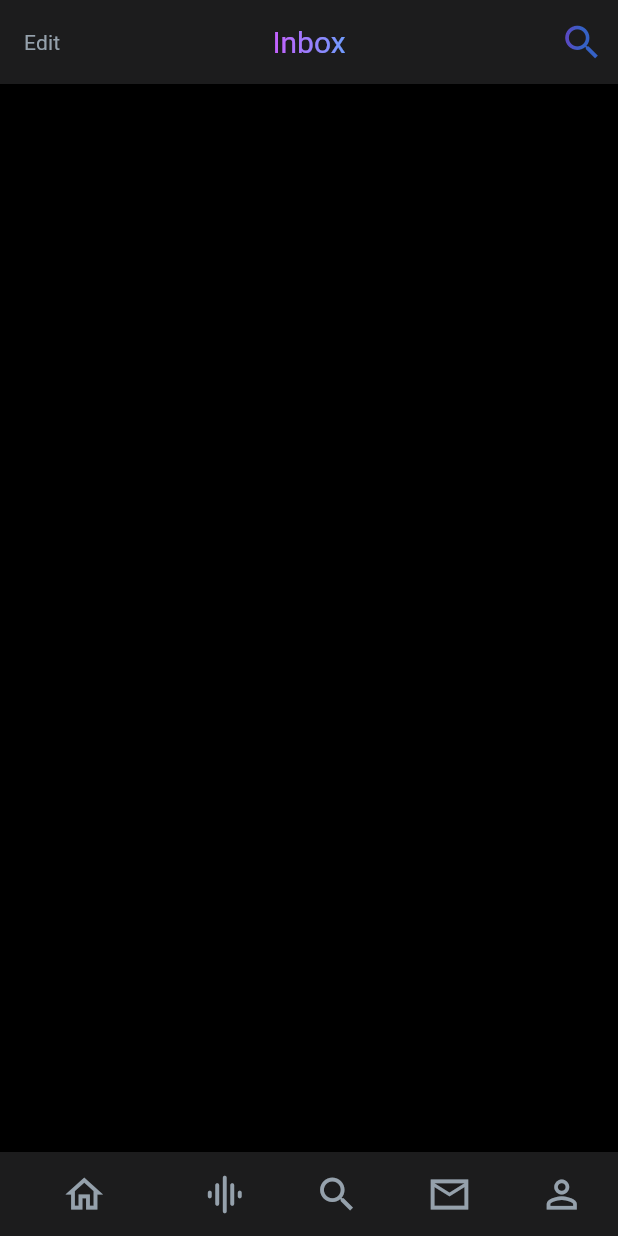
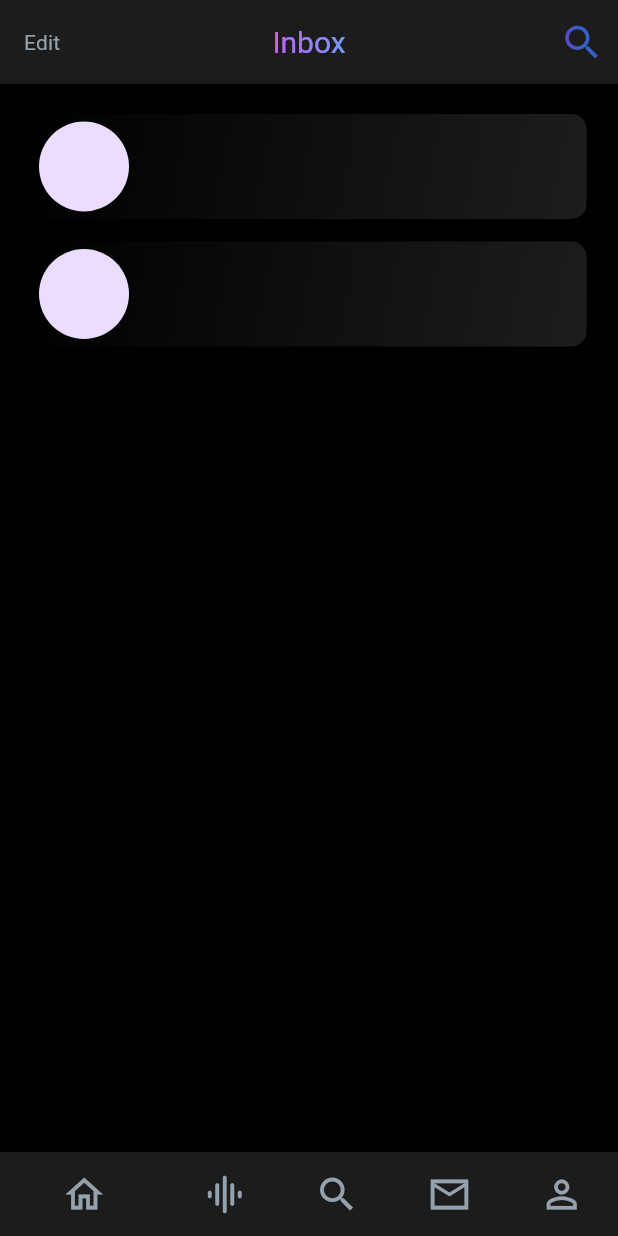
Before and after one commit to TheoBreaux/aayats-evaluation-theo-breaux, a Flutter app: the screen it shows after launch, on a phone screen of 412 x 824 dp. Run offline on Flutter 3.47's test engine with Material 3 defaults, Android fonts, the phone set to English and light mode, and no system bars; drawn by our look-alikes of simple_gradient_text.

Commit message:
UI chat messages styling

```diff
--- a/lib/background_color_container.dart
+++ /dev/null
@@ -1,12 +0,0 @@
-import 'package:flutter/material.dart';
-
-class BackgroundColorContainer extends StatelessWidget {
-  const BackgroundColorContainer({super.key});
-
-  @override
-  Widget build(context) {
-    return Container(
-      color: Colors.black,
-    );
-  }
-}
--- /dev/null
+++ b/lib/bottom_nav_bar.dart
@@ -0,0 +1,59 @@
+import 'package:flutter/material.dart';
+
+class BottomNavBar extends StatelessWidget {
+  const BottomNavBar({super.key});
+
+  @override
+  Widget build(context) {
+    return BottomNavigationBar(
+      selectedFontSize: 0,
+      items: const [
+        BottomNavigationBarItem(
+          icon: Icon(
+            Icons.home_outlined,
+            size: 30,
+            color: Color.fromRGBO(149, 161, 172, 1),
+          ),
+          label: '',
+          backgroundColor: Color.fromRGBO(28, 28, 29, 1),
+        ),
+        BottomNavigationBarItem(
+          icon: Icon(
+            Icons.graphic_eq_rounded,
+            size: 30,
+            color: Color.fromRGBO(149, 161, 172, 1),
+          ),
+          label: '',
+          backgroundColor: Color.fromRGBO(28, 28, 29, 1),
+        ),
+        BottomNavigationBarItem(
+          icon: Icon(
+            Icons.search,
+            size: 30,
+            color: Color.fromRGBO(149, 161, 172, 1),
+          ),
+          label: '',
+          backgroundColor: Color.fromRGBO(28, 28, 29, 1),
+        ),
+        BottomNavigationBarItem(
+          icon: Icon(
+            Icons.mail_outline_sharp,
+            size: 30,
+            color: Color.fromRGBO(149, 161, 172, 1),
+          ),
+          label: '',
+          backgroundColor: Color.fromRGBO(28, 28, 29, 1),
+        ),
+        BottomNavigationBarItem(
+          icon: Icon(
+            Icons.person_outline,
+            size: 30,
+            color: Color.fromRGBO(149, 161, 172, 1),
+          ),
+          label: '',
+          backgroundColor: Color.fromRGBO(28, 28, 29, 1),
+        ),
+      ],
+    );
+  }
+}
--- a/lib/chat_list.dart
+++ b/lib/chat_list.dart
@@ -1,6 +1,8 @@
+import 'dart:ui';
+
 import 'package:flutter/material.dart';
-import 'package:front_end_evaluation/background_color_container.dart';
 import 'package:simple_gradient_text/simple_gradient_text.dart';
+import 'package:front_end_evaluation/bottom_nav_bar.dart';
 
 class ChatList extends StatefulWidget {
   const ChatList({super.key});
@@ -64,59 +66,93 @@ class _ChatList extends State<ChatList> {
             )
           ],
         ),
-        body: const BackgroundColorContainer(),
-        bottomNavigationBar: BottomNavigationBar(
-          selectedFontSize: 0,
-          // currentIndex: 2,
-          items: const [
-            BottomNavigationBarItem(
-              icon: Icon(
-                Icons.home_outlined,
-                size: 30,
-                color: Color.fromRGBO(149, 161, 172, 1),
+        body: SizedBox(
+          width: double.infinity,
+          child: Column(
+            mainAxisAlignment: MainAxisAlignment.start,
+            children: [
+              const SizedBox(height: 20),
+              Stack(
+                children: [
+                  Container(
+                    width: 370,
+                    height: 70,
+                    decoration: const BoxDecoration(
+                      gradient: LinearGradient(
+                        begin: Alignment.topLeft,
+                        end: Alignment.bottomRight,
+                        colors: [
+                          Color.fromRGBO(28, 29, 31, 0),
+                          Color.fromRGBO(28, 29, 31, 1),
+                        ],
                       ),
-              label: '',
-              backgroundColor: Color.fromRGBO(28, 28, 29, 1),
+                      borderRadius: BorderRadius.only(
+                        topRight: Radius.circular(10),
+                        bottomRight: Radius.circular(10),
                       ),
-            BottomNavigationBarItem(
-              icon: Icon(
-                Icons.graphic_eq_rounded,
-                size: 30,
-                color: Color.fromRGBO(149, 161, 172, 1),
                     ),
-              label: '',
-              backgroundColor: Color.fromRGBO(28, 28, 29, 1),
                   ),
-            BottomNavigationBarItem(
-              icon: Icon(
-                Icons.search,
-                size: 30,
-                color: Color.fromRGBO(149, 161, 172, 1),
+                  Positioned(
+                    top: 5,
+                    left: 5,
+                    child: Container(
+                      width: 60,
+                      height: 60,
+                      decoration: const BoxDecoration(
+                        shape: BoxShape.circle,
                       ),
-              label: '',
-              backgroundColor: Color.fromRGBO(28, 28, 29, 1),
+                      child: const CircleAvatar(
+                        radius: 70,
+                        // backgroundImage: AssetImage(''),
                       ),
-            BottomNavigationBarItem(
-              icon: Icon(
-                Icons.mail_outline_sharp,
-                size: 30,
-                color: Color.fromRGBO(149, 161, 172, 1),
                     ),
-              label: '',
-              backgroundColor: Color.fromRGBO(28, 28, 29, 1),
                   ),
-            BottomNavigationBarItem(
-              icon: Icon(
-                Icons.person_outline,
-                size: 30,
-                color: Color.fromRGBO(149, 161, 172, 1),
+                ],
               ),
-              label: '',
-              backgroundColor: Color.fromRGBO(28, 28, 29, 1),
+              const SizedBox(height: 15),
+              Stack(
+                children: [
+                  Container(
+                    width: 370,
+                    height: 70,
+                    decoration: const BoxDecoration(
+                      gradient: LinearGradient(
+                        begin: Alignment.topLeft,
+                        end: Alignment.bottomRight,
+                        colors: [
+                          Color.fromRGBO(28, 29, 31, 0),
+                          Color.fromRGBO(28, 29, 31, 1),
+                        ],
+                      ),
+                      borderRadius: BorderRadius.only(
+                        topRight: Radius.circular(10),
+                        bottomRight: Radius.circular(10),
+                      ),
+                    ),
+                  ),
+                  Positioned(
+                    top: 5,
+                    left: 5,
+                    child: Container(
+                      width: 60,
+                      height: 60,
+                      decoration: const BoxDecoration(
+                        shape: BoxShape.circle,
+                      ),
+                      child: const CircleAvatar(
+                        radius: 70,
+                        // backgroundImage: AssetImage(''),
+                      ),
+                    ),
+                  ),
+                ],
               ),
             ],
           ),
         ),
+        backgroundColor: Colors.black,
+        bottomNavigationBar: const BottomNavBar(),
+      ),
     );
   }
 }
--- /dev/null
+++ b/lib/custom_card.dart
@@ -0,0 +1,10 @@
+import 'package:flutter/material.dart';
+
+class CustomCard extends StatelessWidget {
+  const CustomCard({super.key});
+
+  @override
+  Widget build(context) {
+    return const ListTile();
+  }
+}
--- /dev/null
+++ b/lib/data/chat_messages.dart
@@ -0,0 +1,10 @@
+import 'package:front_end_evaluation/models/message.dart';
+
+List<Message> messages = [
+  const Message("Kane", "Certified", "3 hours",
+      "Hi! I'm looking for a studio engineer for my upcoming single. Are you available for mixing a..."),
+  const Message("Ray", "Certified", "16 hours",
+      "Hi! I'm looking for a studio engineer for my upcoming single. Are you available for mixing a..."),
+  const Message("Rayan", "", "Yesterday",
+      "Hi! I'm looking for a studio engineer for my upcoming single. Are you available for mixing a..."),
+];
--- /dev/null
+++ b/lib/models/message.dart
@@ -0,0 +1,8 @@
+class Message {
+  const Message(this.username, this.certified, this.text, this.timeElapsed);
+
+  final String username;
+  final String certified;
+  final String text;
+  final String timeElapsed;
+}
--- a/pubspec.yaml
+++ b/pubspec.yaml
@@ -60,8 +60,7 @@ flutter:
 
   # To add assets to your application, add an assets section, like this:
   # assets:
-  #   - images/a_dot_burr.jpeg
-  #   - images/a_dot_ham.jpeg
+    #  - images/a_dot_burr.jpeg
 
   # An image asset can refer to one or more resolution-specific "variants", see
   # https://flutter.dev/assets-and-images/#resolution-aware
```
Lines whose indentation alone changed are shown as unchanged.
